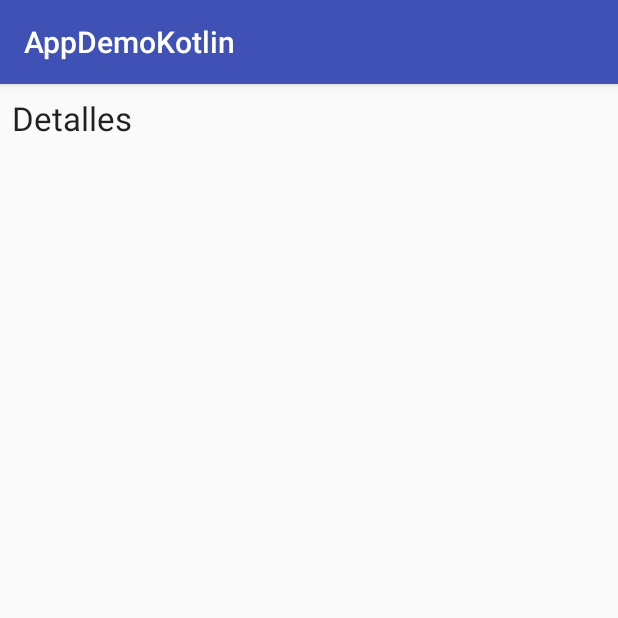
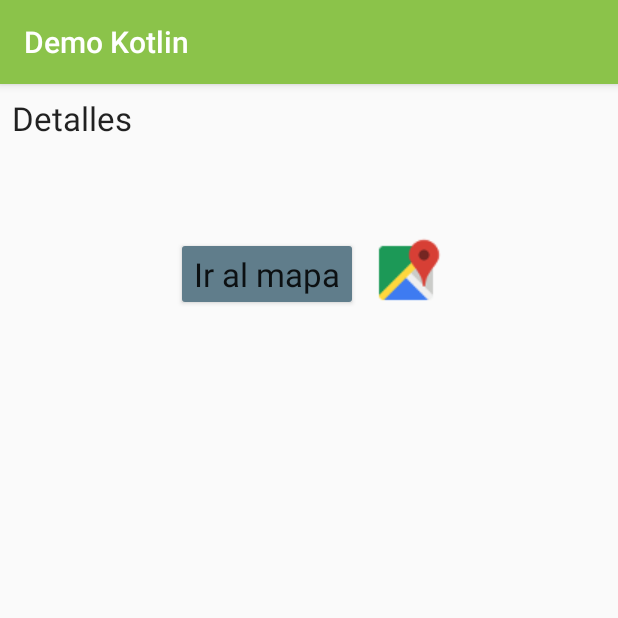
Before and after one commit to JosinMC/AppDemoKotlin, an Android app: the DetailsActivity screen opened directly, with no data from a screen before it, on a phone screen of 412 x 824 dp, the top half of it. Run offline under Robolectric (Android 15) with nearby library versions, the phone set to English and light mode, and no system bars; 2 statements that could not run were skipped.

Commit message:
Se agrega el mapa.

```diff
--- a/app/build.gradle
+++ b/app/build.gradle
@@ -30,15 +30,18 @@ dependencies {
     implementation 'com.android.support:appcompat-v7:26.1.0'
     implementation 'com.android.support.constraint:constraint-layout:1.0.2'
     implementation 'com.android.support:support-v4:26.1.0'
+    implementation 'com.google.android.gms:play-services-maps:11.6.0'
     testImplementation 'junit:junit:4.12'
     androidTestImplementation 'com.android.support.test:runner:1.0.1'
     androidTestImplementation 'com.android.support.test.espresso:espresso-core:3.0.1'
 
+    compile 'com.android.support:design:26.1.0'
+
     // Libreria Room para la base de datos
     compile 'android.arch.persistence.room:runtime:1.0.0'
-    annotationProcessor 'android.arch.persistence.room:compiler:1.0.0'
     kapt "android.arch.persistence.room:compiler:1.0.0" //Necesario para usar Room en Kotlin
 
+    // Permite usar la extension @Parcelize usada en Ruta
     androidExtensions {
         experimental = true
     }
--- /dev/null
+++ b/app/src/debug/res/values/google_maps_api.xml
@@ -0,0 +1,6 @@
+<resources>
+    <!-- Api key para google maps -->
+    <string name="google_maps_key" templateMergeStrategy="preserve" translatable="false">
+        AIzaSyBTkdAlXnvRZClX4PSm0RNUSspaDjaxmYY
+    </string>
+</resources>
--- a/app/src/main/java/cr/ac/ucr/ecci/cql/appdemokotlin/DetailsActivity.kt
+++ b/app/src/main/java/cr/ac/ucr/ecci/cql/appdemokotlin/DetailsActivity.kt
@@ -1,8 +1,10 @@
 package cr.ac.ucr.ecci.cql.appdemokotlin
 
 import android.app.FragmentTransaction
+import android.content.Intent
 import android.support.v7.app.AppCompatActivity
 import android.os.Bundle
+import android.view.View
 import cr.ac.ucr.ecci.cql.appdemokotlin.data.Ruta
 
 
@@ -15,9 +17,8 @@ class DetailsActivity : AppCompatActivity() {
         val ruta:Ruta = intent.getParcelableExtra(MainActivity.RUTA_TAG)
 
         // Se agrega el fragmento si no se habia hecho antes
-        val details: DetailsFragment? = fragmentManager.findFragmentById(R.id.fragment_frame) as DetailsFragment?
+        val details = fragmentManager.findFragmentById(R.id.fragment_frame) as DetailsFragment?
         if (details == null) {
-
             // Se crea el fragmento detalle
             val detailsFragment = DetailsFragment.newInstance(ruta)
 
--- a/app/src/main/java/cr/ac/ucr/ecci/cql/appdemokotlin/data/AppDatabase.kt
+++ b/app/src/main/java/cr/ac/ucr/ecci/cql/appdemokotlin/data/AppDatabase.kt
@@ -38,7 +38,7 @@ abstract class AppDatabase : RoomDatabase() {
                         .build()
 
         // Callback llamado al crear la base
-        var dataBaseCallback: RoomDatabase.Callback = object : RoomDatabase.Callback() {
+        var dataBaseCallback = object : RoomDatabase.Callback() {
             override fun onCreate(db: SupportSQLiteDatabase) {
                 // Se insertan datos iniciales al crear la base
                 UtilDataBase.insertInitialValuesBuses(db)
--- a/app/src/main/java/cr/ac/ucr/ecci/cql/appdemokotlin/data/UtilDataBase.kt
+++ b/app/src/main/java/cr/ac/ucr/ecci/cql/appdemokotlin/data/UtilDataBase.kt
@@ -37,7 +37,6 @@ object UtilDataBase {
 
         // Inserción de las rutas
         for (arrayRuta in arrayRutas) {
-
             val values = ContentValues()
             values.put(Ruta::identificacion.name, arrayRuta[0])
             values.put(Ruta::nombre.name, arrayRuta[1])
--- a/app/src/main/res/layout/fragment_details.xml
+++ b/app/src/main/res/layout/fragment_details.xml
@@ -11,6 +11,31 @@
         android:id="@+id/details_text"
         android:layout_width="match_parent"
         android:layout_height="match_parent"
+        android:layout_gravity="center_horizontal"
+        android:lineSpacingExtra="10dp"
+        android:textAlignment="center"
         android:textAppearance="@style/TextAppearance.AppCompat.Medium"/>
 
+    <LinearLayout
+        android:orientation="horizontal"
+        android:layout_width="wrap_content"
+        android:layout_height="wrap_content"
+        android:layout_marginTop="32dp"
+        android:layout_gravity="center_horizontal">
+
+        <Button
+            android:id="@+id/maps_button"
+            android:layout_width="wrap_content"
+            android:layout_height="wrap_content"
+            android:layout_marginEnd="8dp"
+            android:layout_gravity="center_vertical"
+            style="@style/Widget.AppCompat.Button.Colored"
+            android:textAppearance="@style/TextAppearance.AppCompat.Large"
+            android:text="Ir al mapa" />
+        <ImageView
+            android:layout_width="48dp"
+            android:layout_height="48dp"
+            android:src="@drawable/google_maps"/>
+    </LinearLayout>
+
 </LinearLayout>
--- a/app/src/main/res/values/colors.xml
+++ b/app/src/main/res/values/colors.xml
@@ -1,6 +1,11 @@
 <?xml version="1.0" encoding="utf-8"?>
 <resources>
-    <color name="colorPrimary">#3F51B5</color>
-    <color name="colorPrimaryDark">#303F9F</color>
-    <color name="colorAccent">#FF4081</color>
+    <color name="primary">#8BC34A</color>
+    <color name="primary_dark">#689F38</color>
+    <color name="primary_light">#DCEDC8</color>
+    <color name="accent">#607D8B</color>
+    <color name="primary_text">#212121</color>
+    <color name="secondary_text">#757575</color>
+    <color name="icons">#212121</color>
+    <color name="divider">#BDBDBD</color>
 </resources>
--- a/app/src/main/res/values/strings.xml
+++ b/app/src/main/res/values/strings.xml
@@ -1,6 +1,4 @@
 <resources>
-    <string name="app_name">AppDemoKotlin</string>
-
-    <!-- TODO: Remove or change this placeholder text -->
-    <string name="hello_blank_fragment">Hello blank fragment</string>
+    <string name="app_name">Demo Kotlin</string>
+    <string name="title_activity_maps">Mapa</string>
 </resources>
--- a/app/src/main/res/values/styles.xml
+++ b/app/src/main/res/values/styles.xml
@@ -3,9 +3,9 @@
     <!-- Base application theme. -->
     <style name="AppTheme" parent="Theme.AppCompat.Light.DarkActionBar">
         <!-- Customize your theme here. -->
-        <item name="colorPrimary">@color/colorPrimary</item>
-        <item name="colorPrimaryDark">@color/colorPrimaryDark</item>
-        <item name="colorAccent">@color/colorAccent</item>
+        <item name="colorPrimary">@color/primary</item>
+        <item name="colorPrimaryDark">@color/primary_dark</item>
+        <item name="colorAccent">@color/accent</item>
     </style>
 
 </resources>
```
Also changed, not shown: app/src/main/AndroidManifest.xml (+23 -1 lines), app/src/main/java/cr/ac/ucr/ecci/cql/appdemokotlin/DetailsFragment.kt (+18 -2 lines), app/src/main/java/cr/ac/ucr/ecci/cql/appdemokotlin/MapsActivity.kt (added, +65 -0 lines), app/src/main/res/layout/activity_maps.xml (added, +46 -0 lines), app/src/main/res/drawable/bus_stop.png (added), app/src/main/res/drawable/bus_stop_ucr.png (added), app/src/main/res/drawable/google_maps.png (added), 1 other file.
